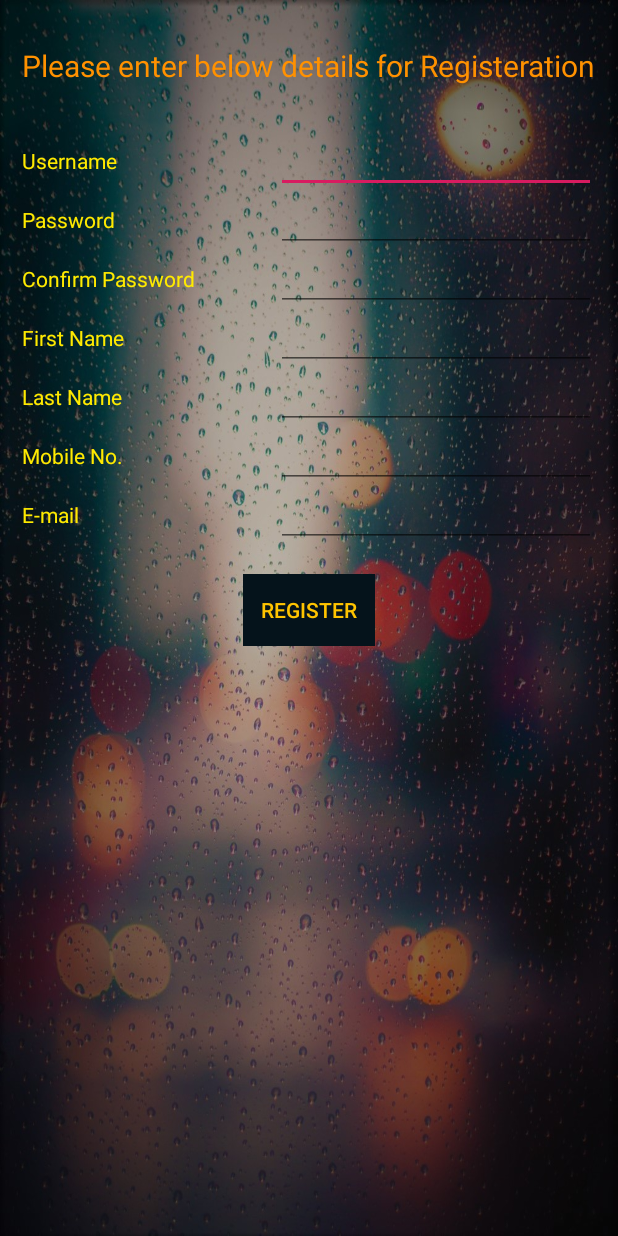
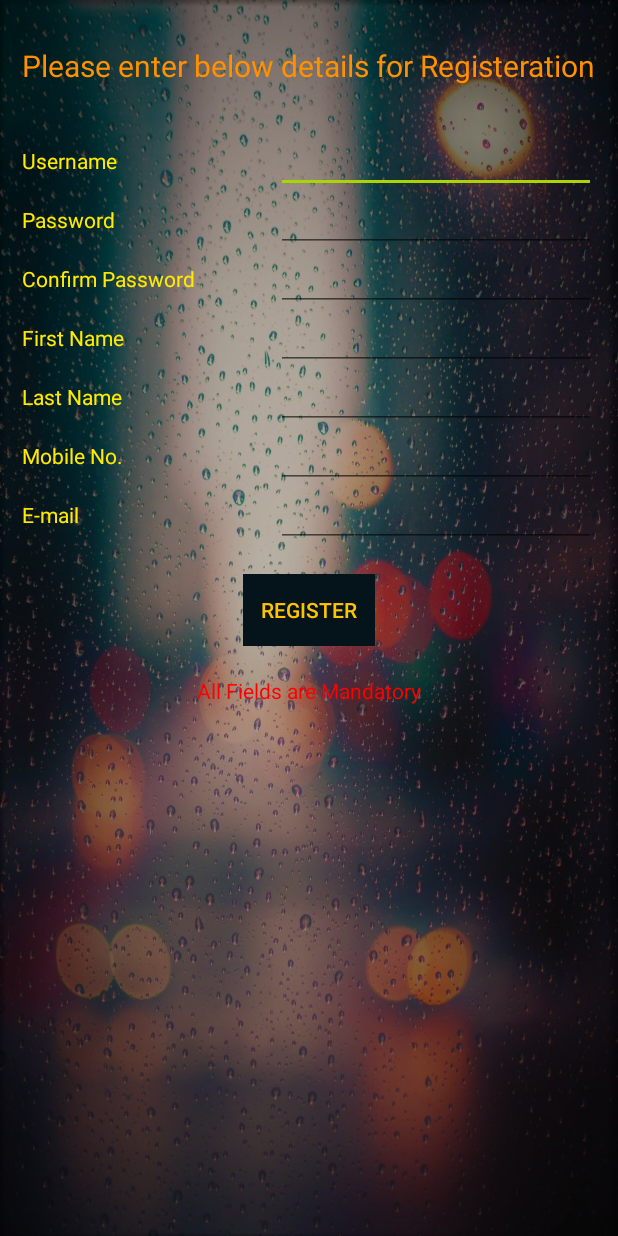
Before and after one commit to vickynov13/Lists, an Android app: the RegisterUser screen opened directly, with no data from a screen before it, after a tap on "REGISTER", on a phone screen of 412 x 824 dp. Run offline under Robolectric (Android 15) with nearby library versions, the phone set to English and light mode, and no system bars.

Commit message:
Register user page completed

```diff
--- a/app/src/main/java/my/app/lists/RegisterUser.java
+++ b/app/src/main/java/my/app/lists/RegisterUser.java
@@ -2,18 +2,18 @@ package my.app.lists;
 
 import androidx.appcompat.app.AppCompatActivity;
 
+import android.graphics.Paint;
 import android.os.AsyncTask;
 import android.os.Bundle;
+import android.util.JsonReader;
 import android.view.View;
 import android.widget.Button;
+import android.widget.EditText;
 import android.widget.ProgressBar;
 import android.widget.TextView;
-
 import org.json.JSONException;
 import org.json.JSONObject;
-
 import java.io.IOException;
-
 import my.app.functions.CustomFunc1;
 import my.app.functions.PublicVar;
 
@@ -21,10 +21,11 @@ public class RegisterUser extends PublicVar {
     String username, pass, confpass, fname, lname, mobile, email;
     Button register;
     JSONObject jsonObject;
-    String endpoint = "https://gulunodejs.myvnc.com:4050/api/user1";
+    String endpoint = "https://gulunodejs.myvnc.com:4050/api/register";
     StringBuilder sb=new StringBuilder();
-    String typemethod ="POST";
+    String typemethod ="PUT";
     TextView errormessage;
+    String sqlerror;
     @Override
     protected void onCreate(Bundle savedInstanceState) {
         super.onCreate(savedInstanceState);
@@ -32,26 +33,8 @@ public class RegisterUser extends PublicVar {
         spinner=(ProgressBar)findViewById(R.id.progressBar);
         spinner.setVisibility(View.GONE);
         errormessage = (TextView)findViewById(R.id.textView13);
-        username = ((TextView)findViewById(R.id.textView7)).getText().toString();
-        pass = ((TextView)findViewById(R.id.textView8)).getText().toString();
-        confpass = ((TextView)findViewById(R.id.textView9)).getText().toString();
-        fname = ((TextView)findViewById(R.id.textView10)).getText().toString();
-        lname = ((TextView)findViewById(R.id.textView11)).getText().toString();
-        mobile = ((TextView)findViewById(R.id.textView12)).getText().toString();
-        email = ((TextView)findViewById(R.id.textView13)).getText().toString();
+        //errormessage.setPaintFlags(Paint.STRIKE_THRU_TEXT_FLAG);
         register = (Button)findViewById(R.id.button);
-        jsonObject = new JSONObject();
-        try {
-            jsonObject.put("username",username);
-            jsonObject.put("pass",pass);
-            jsonObject.put("fname",fname);
-            jsonObject.put("lname",lname);
-            jsonObject.put("mobile",mobile);
-            jsonObject.put("email",email);
-        } catch (JSONException e) {
-            e.printStackTrace();
-        }
-
         register.setOnClickListener(new View.OnClickListener() {
             @Override
             public void onClick(View v) {
@@ -60,25 +43,80 @@ public class RegisterUser extends PublicVar {
         });
     }
     private class Register extends AsyncTask<String, Void, String> {
+        Boolean validationres = false;
+        String errormsg=null;
         @Override
         protected String doInBackground(String... params) {
-            sb= CustomFunc1.getresponsebody(caInput,endpoint,typemethod,jsonObject);
+            if(username.isEmpty()||pass.isEmpty()||confpass.isEmpty()||fname.isEmpty()||lname.isEmpty()||mobile.isEmpty()||email.isEmpty()){
+                errormsg  = "All Fields are Mandatory";
+            }else if(!pass.equals(confpass)){
+                errormsg = "Passwords Does not match";
+            }else if(!(mobile.length() ==10)){
+                errormsg = "Mobile number should have 10 digits";
+            }else if((!email.contains("@"))||(!email.contains("."))){
+                errormsg = "Enter Valid email";
+            }else{
+                validationres = true;
+                sb= CustomFunc1.getresponsebody(caInput,endpoint,typemethod,jsonObject);
+                try {
+                    JSONObject ress = new JSONObject(sb.toString());
+                    sqlerror = ress.getString("message");
+                } catch (JSONException e) {
+                    e.printStackTrace();
+                }
+            }
             return null;
         }
         @Override
         protected void onPostExecute(String result) {
-            errormessage.setText(sb);
+
+            if(!validationres){
+                errormessage.setText(errormsg);
+                errormessage.setTextColor(getResources().getColor(R.color.errorColor));
+            }else{
+                if(sqlerror.contains("username_UNIQUE")){
+                    errormsg = "Username already registered";
+                    errormessage.setTextColor(getResources().getColor(R.color.errorColor));
+                }else if(sqlerror.contains("mobile_UNIQUE")){
+                    errormsg = "Mobile No.already registered";
+                    errormessage.setTextColor(getResources().getColor(R.color.errorColor));
+                }else if(sqlerror.contains("emailid_UNIQUE")){
+                    errormsg = "Email Already Registered";
+                    errormessage.setTextColor(getResources().getColor(R.color.errorColor));
+                }else{
+                    errormsg = sqlerror;
+                    errormessage.setTextColor(getResources().getColor(R.color.passcolor));
+                }
+                errormessage.setText(errormsg);
+            }
             spinner.setVisibility(View.GONE);
         }
         @Override
         protected void onPreExecute() {
             spinner.setVisibility(View.VISIBLE);
+            username = ((EditText)findViewById(R.id.editText7)).getText().toString();
+            pass = ((EditText)findViewById(R.id.editText8)).getText().toString();
+            confpass = ((EditText)findViewById(R.id.editText9)).getText().toString();
+            fname = ((EditText)findViewById(R.id.editText10)).getText().toString();
+            lname = ((EditText)findViewById(R.id.editText11)).getText().toString();
+            mobile = ((EditText)findViewById(R.id.editText12)).getText().toString();
+            email = ((EditText)findViewById(R.id.editText13)).getText().toString();
+            jsonObject = new JSONObject();
+            try {
+                jsonObject.put("username",username);
+                jsonObject.put("pass",pass);
+                jsonObject.put("fname",fname);
+                jsonObject.put("lname",lname);
+                jsonObject.put("mobile",mobile);
+                jsonObject.put("email",email);
+            } catch (JSONException e) {
+                e.printStackTrace();
+            }
             try {
                 caInput = getAssets().open("server.cert");
             } catch (IOException e) {
                 e.printStackTrace();
             }
-
         }
         @Override
         protected void onProgressUpdate(Void... values) {
--- a/app/src/main/res/layout/activity_register_user.xml
+++ b/app/src/main/res/layout/activity_register_user.xml
@@ -118,6 +118,7 @@
             android:ems="10"
             android:inputType="textPersonName"
             android:text="@string/empty"
+            android:textColor="#00B0FF"
             app:layout_constraintBaseline_toBaselineOf="@+id/textView6"
             app:layout_constraintEnd_toEndOf="@+id/textView5" />
 
@@ -127,6 +128,7 @@
             android:layout_height="wrap_content"
             android:ems="10"
             android:inputType="textPassword"
+            android:textColor="#00B0FF"
             app:layout_constraintBaseline_toBaselineOf="@+id/textView7"
             app:layout_constraintEnd_toEndOf="@+id/editText7" />
 
@@ -136,6 +138,7 @@
             android:layout_height="wrap_content"
             android:ems="10"
             android:inputType="textPassword"
+            android:textColor="#00B0FF"
             app:layout_constraintBaseline_toBaselineOf="@+id/textView8"
             app:layout_constraintEnd_toEndOf="@+id/editText8" />
 
@@ -146,6 +149,7 @@
             android:ems="10"
             android:inputType="textPersonName"
             android:text="@string/empty"
+            android:textColor="#00B0FF"
             app:layout_constraintBaseline_toBaselineOf="@+id/textView9"
             app:layout_constraintEnd_toEndOf="@+id/editText9" />
 
@@ -156,6 +160,7 @@
             android:ems="10"
             android:inputType="textPersonName"
             android:text="@string/empty"
+            android:textColor="#00B0FF"
             app:layout_constraintBaseline_toBaselineOf="@+id/textView10"
             app:layout_constraintEnd_toEndOf="@+id/editText10" />
 
@@ -165,6 +170,7 @@
             android:layout_height="wrap_content"
             android:ems="10"
             android:inputType="numberSigned"
+            android:textColor="#00B0FF"
             app:layout_constraintBaseline_toBaselineOf="@+id/textView11"
             app:layout_constraintEnd_toEndOf="@+id/editText11" />
 
@@ -174,6 +180,7 @@
             android:layout_height="wrap_content"
             android:ems="10"
             android:inputType="textEmailAddress"
+            android:textColor="#00B0FF"
             app:layout_constraintBaseline_toBaselineOf="@+id/textView12"
             app:layout_constraintEnd_toEndOf="@+id/editText12" />
 
--- a/app/src/main/res/values/colors.xml
+++ b/app/src/main/res/values/colors.xml
@@ -1,6 +1,8 @@
 <?xml version="1.0" encoding="utf-8"?>
 <resources>
-    <color name="colorPrimary">#008577</color>
+    <color name="colorPrimary">#abd406</color>
     <color name="statusbar">#05131B</color>
-    <color name="colorAccent">#D81B60</color>
+    <color name="colorAccent">#abd406</color>
+    <color name="errorColor">#f00</color>
+    <color name="passcolor">#29d406</color>
 </resources>
```
Also changed, not shown: app/src/main/java/my/app/functions/CustomFunc1.java (+6 -17 lines).
